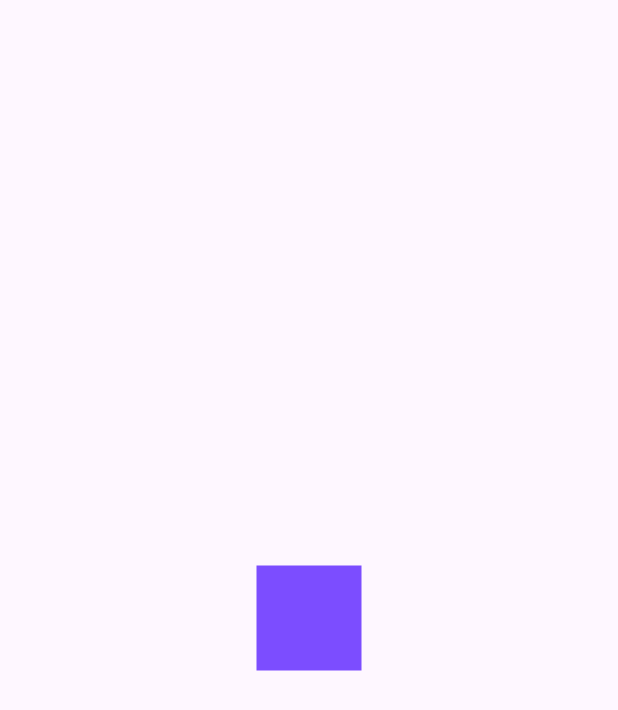
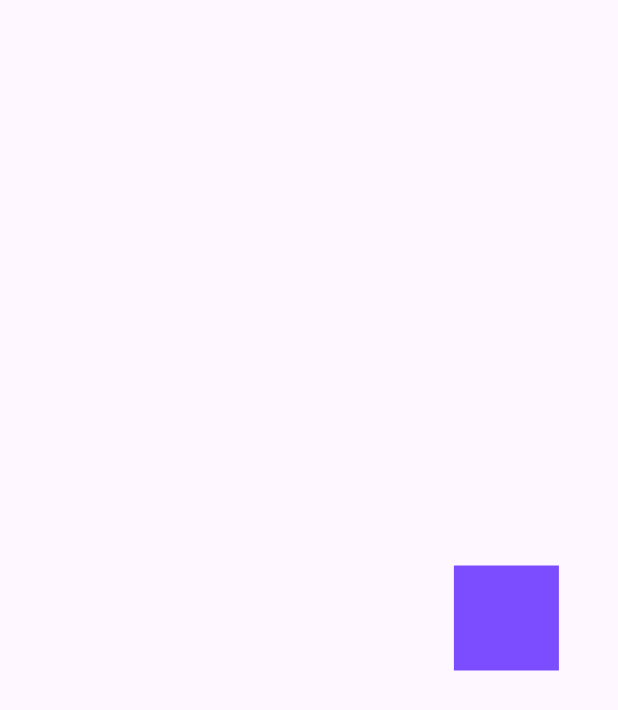
Before and after one commit to Neno2113/custom_painter, a Flutter app: the first screen one second after launch, on a phone screen of 412 x 824 dp. Shown: the top 710 px of the screen. Run offline on Flutter 3.47's test engine with Material 3 defaults, Android fonts, the phone set to English and light mode, and no system bars.

Commit message:
Add animation effects to AnimatedSquare screen with multiple slide animations

```diff
--- a/lib/presentation/challenges/animated_square_screen.dart
+++ b/lib/presentation/challenges/animated_square_screen.dart
@@ -25,13 +25,49 @@ class _AnimatedSquare extends StatefulWidget {
   State<_AnimatedSquare> createState() => _AnimatedSquareState();
 }
 
-class _AnimatedSquareState extends State<_AnimatedSquare> {
+class _AnimatedSquareState extends State<_AnimatedSquare> with SingleTickerProviderStateMixin {
 
 
   late AnimationController controller;
+  late Animation<double> slide;
+  late Animation<double> slideUp;
+  late Animation<double> slideLeft;
+  late Animation<double> slideDown;
+
 
   @override
   void initState() {
+    controller = AnimationController(
+      vsync: this,
+      duration: const Duration(milliseconds: 4000),
+    );
+
+    slide = Tween(begin: 0.0, end: 200.0).animate(
+      CurvedAnimation(parent: controller, curve: const Interval(0, 0.25, curve: Curves.bounceOut))
+    );
+
+    slideUp = Tween(begin: 0.0, end: 200.0).animate(
+      CurvedAnimation(parent: controller, curve: const Interval(0.25, 0.50, curve: Curves.bounceOut))
+    );
+
+    slideLeft = Tween(begin: 0.0, end: 200.0).animate(
+      CurvedAnimation(parent: controller, curve: const Interval(0.50, 0.75, curve: Curves.bounceOut))
+    );
+
+    slideDown = Tween(begin: 0.0, end: 200.0).animate(
+      CurvedAnimation(parent: controller, curve: const Interval(0.75, 1.0, curve: Curves.bounceOut))
+    );
+
+    controller.addListener(() {
+
+      // print('Status: ${controller.status}');
+
+      if( controller.status == AnimationStatus.completed){
+        controller.reset();
+        // controller.reset();
+      }
+    });
+
 
     super.initState();
   }
@@ -45,7 +81,31 @@ class _AnimatedSquareState extends State<_AnimatedSquare> {
 
   @override
   Widget build(BuildContext context) {
-    return const _Rectangulo();
+
+    controller.forward();
+
+
+    return AnimatedBuilder(
+      animation: controller,
+      child: const _Rectangulo(),
+      builder: (BuildContext context, Widget? child) {
+
+        return Transform.translate(
+          offset: Offset(slide.value * 0.70, 0),
+          child: Transform.translate(
+            offset: Offset(0, slideUp.value * - 0.75),
+            child: Transform.translate(
+              offset: Offset(-slideLeft.value * 0.70, 0),
+              child: Transform.translate(
+                offset: Offset(0, slideDown.value * 0.75),
+                child: child
+              )
+            ),
+          )
+        );
+      }
+    );
+
   }
 }
 
```
